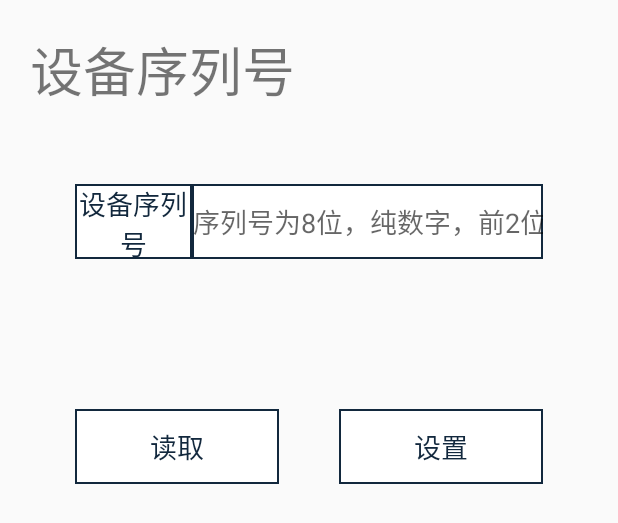
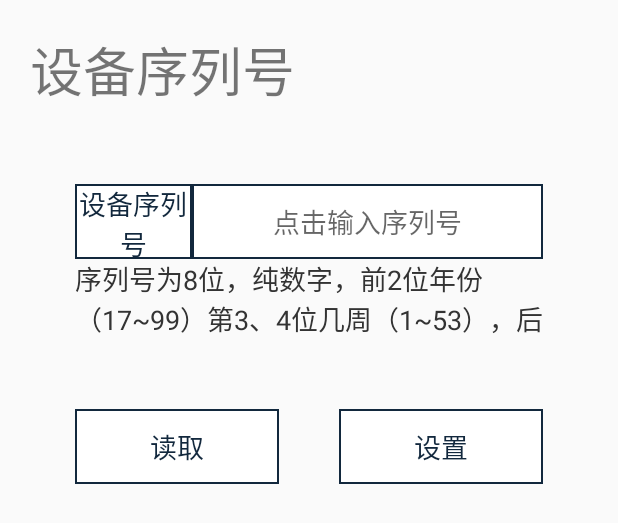
Before and after one commit to pumpkinlove/MR860Test, an Android app: the layout activity_device_code.xml on its own in the app's theme, with its tools: preview values and no code run, on a phone screen of 412 x 824 dp. Shown: the top 523 px of the screen. Run offline under Robolectric (Android 15) with nearby library versions, the phone set to English and light mode, and no system bars.

Commit message:
1.2.16_release

```diff
--- a/app/build.gradle
+++ b/app/build.gradle
@@ -8,7 +8,7 @@ android {
         minSdkVersion 19
         targetSdkVersion 19
         versionCode 12
-        versionName "1.2.15_release"
+        versionName "1.2.16_release"
         testInstrumentationRunner "android.support.test.runner.AndroidJUnitRunner"
     }
 
--- a/app/src/main/res/layout/activity_device_code.xml
+++ b/app/src/main/res/layout/activity_device_code.xml
@@ -37,7 +37,7 @@
             android:digits="0123456789"
             android:inputType="number"
             android:maxLength="8"
-            android:hint="序列号为8位，纯数字，前2位年份（17~99）第3、4位几周（1~53），后4位序列号（0001~9999)"
+            android:hint="点击输入序列号"
             style="@style/stroke_button"
             android:layout_weight="3"
             android:layout_width="0dp"
@@ -53,7 +53,8 @@
 
         <TextView
             android:id="@+id/tv_error_info"
-            android:textColor="@color/red"
+            android:textColor="@color/dark"
+            android:text="序列号为8位，纯数字，前2位年份（17~99）第3、4位几周（1~53），后4位序列号（0001~9999)"
             android:textSize="18sp"
             android:gravity="start|center_vertical"
             android:layout_width="match_parent"
```
Also changed, not shown: app/src/main/java/com/miaxis/mr860test/activity/DeviceCodeActivity.java (+4 -6 lines).
